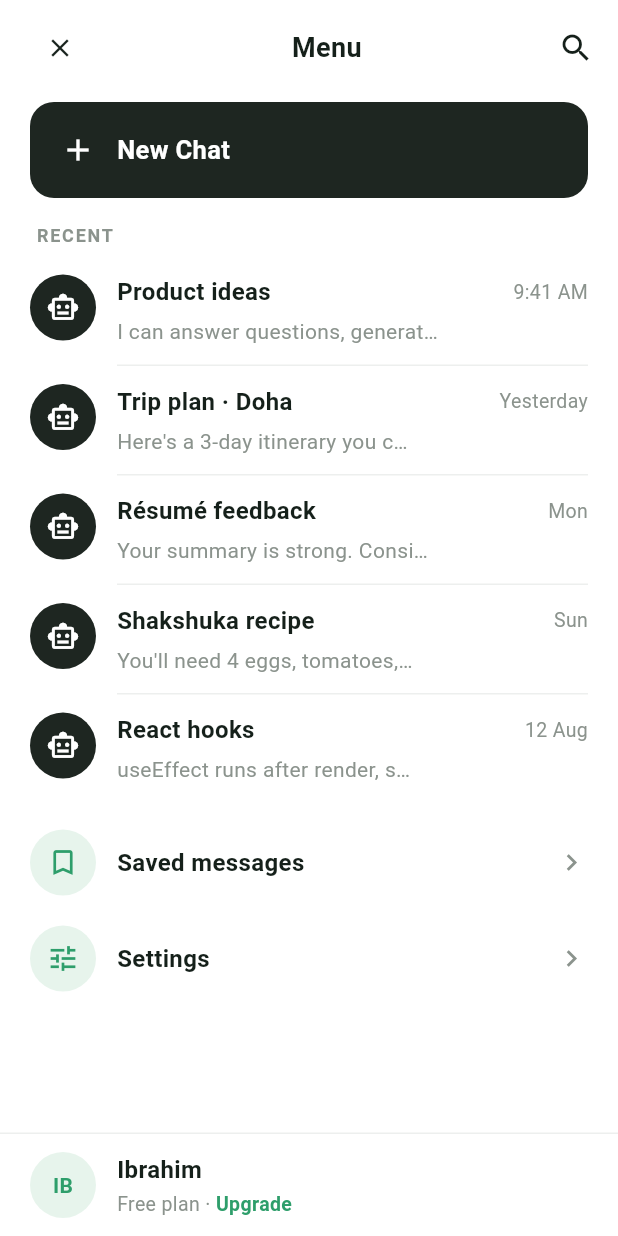
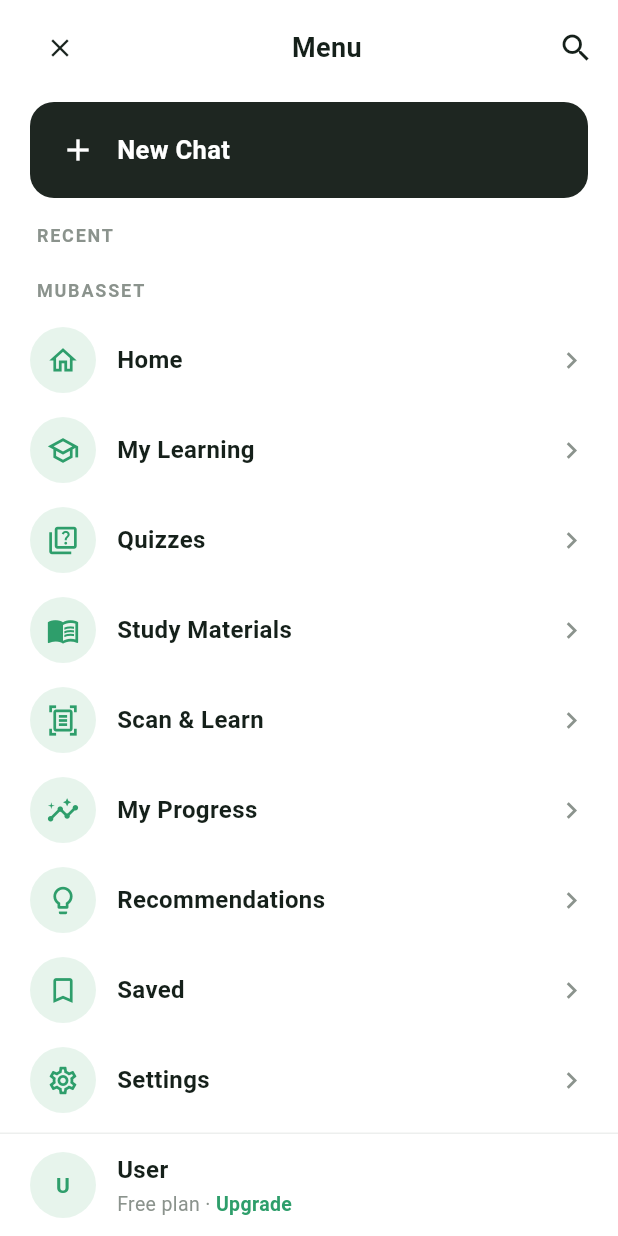
Before and after one commit to RashedKhalil7/Mubasset, a Flutter app: the MenuScreen screen opened directly, on a phone screen of 412 x 824 dp. Run offline on Flutter 3.47's test engine with Material 3 defaults, Android fonts, the light colour scheme and no system bars; our stand-ins replace flutter_secure_storage, flutter_svg, image_picker; accounts and stored records are empty; network calls fail.

Commit message:
edit menu screen

```diff
--- a/mobile/lib/screens/menu_screen.dart
+++ b/mobile/lib/screens/menu_screen.dart
@@ -1,12 +1,11 @@
-//flutter doctor -vimport 'package:flutter/material.dart';
+import 'package:flutter/material.dart';
+import 'package:flutter/cupertino.dart';
 
-import 'package:flutter/cupertino.dart';
-import 'package:flutter/material.dart';
+import '../services/api_service.dart';
 
-/// Standalone "Menu" screen (left screen of the Mubasset mockup).
-/// Run on its own with:  flutter run -t lib/menu_screen.dart
+/// Standalone "Menu" screen for the Mubasset app.
+/// Run on its own with: flutter run -t lib/menu_screen.dart
 /// Or drop `MenuScreen` into your app and delete `main` / `MenuApp` below.
-
 
 class MenuApp extends StatelessWidget {
   const MenuApp({super.key});
@@ -32,21 +31,54 @@ const _line = Color(0xFFEDEFEE);
 // ── Data ─────────────────────────────────────────────────────────────────
 class _Recent {
   final String title, preview, time;
+
   const _Recent(this.title, this.preview, this.time);
 }
 
-const _recents = <_Recent>[
-  _Recent('Product ideas', 'I can answer questions, generat…', '9:41 AM'),
-  _Recent('Trip plan · Doha', "Here's a 3-day itinerary you c…", 'Yesterday'),
-  _Recent('Résumé feedback', 'Your summary is strong. Consi…', 'Mon'),
-  _Recent('Shakshuka recipe', "You'll need 4 eggs, tomatoes,…", 'Sun'),
-  _Recent('React hooks', 'useEffect runs after render, s…', '12 Aug'),
-];
-
-class MenuScreen extends StatelessWidget {
+class MenuScreen extends StatefulWidget {
   const MenuScreen({super.key});
 
+  @override
+  State<MenuScreen> createState() => _MenuScreenState();
+}
 
+class _MenuScreenState extends State<MenuScreen> {
+  String _fullName = 'User';
+  String? _avatarUrl;
+  bool _isLoadingUser = true;
+
+  @override
+  void initState() {
+    super.initState();
+    _loadUser();
+  }
+
+  // ── Load logged-in user from Django ─────────────────────────────────────
+  Future<void> _loadUser() async {
+    try {
+      final data = await ApiService.getMe();
+
+      if (!mounted) return;
+
+      setState(() {
+        _fullName = data['fullName']?.toString().trim().isNotEmpty == true
+            ? data['fullName'].toString()
+            : 'User';
+
+        _avatarUrl = data['avatarUrl']?.toString();
+
+        _isLoadingUser = false;
+      });
+    } catch (e) {
+      if (!mounted) return;
+
+      setState(() {
+        _isLoadingUser = false;
+      });
+
+      debugPrint('Failed to load user: $e');
+    }
+  }
 
   @override
   Widget build(BuildContext context) {
@@ -77,22 +109,39 @@ class MenuScreen extends StatelessWidget {
                       ),
                     ),
                   ),
-                  for (int i = 0; i < _recents.length; i++) ...[
-                    _recentTile(_recents[i]),
-                    if (i != _recents.length - 1)
-                      const Padding(
-                        padding: EdgeInsets.only(left: 58),
-                        child: Divider(height: 1, thickness: 1, color: _line),
+
+                  const SizedBox(height: 14),
+
+                  const Padding(
+                    padding: EdgeInsets.only(left: 4, bottom: 8),
+                    child: Text(
+                      'MUBASSET',
+                      style: TextStyle(
+                        fontSize: 12,
+                        fontWeight: FontWeight.w600,
+                        letterSpacing: 1.2,
+                        color: _muted,
                       ),
-                  ],
-                  const SizedBox(height: 10),
-                  _navTile(Icons.bookmark_border, 'Saved messages'),
-                  const SizedBox(height: 4),
-                  _navTile(Icons.tune, 'Settings'),
+                    ),
+                  ),
+
+                  _navTile(Icons.home_outlined, 'Home'),
+                  _navTile(Icons.school_outlined, 'My Learning'),
+                  _navTile(Icons.quiz_outlined, 'Quizzes'),
+                  _navTile(Icons.menu_book_outlined, 'Study Materials'),
+                  _navTile(Icons.document_scanner_outlined, 'Scan & Learn'),
+                  _navTile(Icons.insights_outlined, 'My Progress'),
+                  _navTile(Icons.lightbulb_outline, 'Recommendations'),
+                  _navTile(Icons.bookmark_border, 'Saved'),
+                  _navTile(Icons.settings_outlined, 'Settings'),
                 ],
               ),
             ),
-            const Divider(height: 1, thickness: 1, color: _line),
+            const Divider(
+              height: 1,
+              thickness: 1,
+              color: _line,
+            ),
             _userRow(),
           ],
         ),
@@ -100,7 +149,7 @@ class MenuScreen extends StatelessWidget {
     );
   }
 
-  // ── Sections ─────────────────────────────────────────────────────────────
+  // ── Sections ────────────────────────────────────────────────────────────
   Widget _topBar(BuildContext context) {
     return Padding(
       padding: const EdgeInsets.fromLTRB(16, 8, 16, 8),
@@ -110,16 +159,28 @@ class MenuScreen extends StatelessWidget {
             onPressed: () {
               Navigator.pop(context);
             },
-            icon: const Icon(Icons.close, size: 20, color: _ink),
+            icon: const Icon(
+              Icons.close,
+              size: 20,
+              color: _ink,
+            ),
           ),
           const Expanded(
             child: Text(
               'Menu',
               textAlign: TextAlign.center,
-              style: TextStyle(fontSize: 18, fontWeight: FontWeight.w700, color: _ink),
+              style: TextStyle(
+                fontSize: 18,
+                fontWeight: FontWeight.w700,
+                color: _ink,
+              ),
             ),
           ),
-          const Icon(Icons.search, size: 24, color: _ink),
+          const Icon(
+            Icons.search,
+            size: 24,
+            color: _ink,
+          ),
         ],
       ),
     );
@@ -133,10 +194,17 @@ class MenuScreen extends StatelessWidget {
         borderRadius: BorderRadius.circular(16),
         onTap: () {},
         child: const Padding(
-          padding: EdgeInsets.symmetric(vertical: 20, horizontal: 20),
+          padding: EdgeInsets.symmetric(
+            vertical: 20,
+            horizontal: 20,
+          ),
           child: Row(
             children: [
-              Icon(Icons.add, color: Colors.white, size: 24),
+              Icon(
+                Icons.add,
+                color: Colors.white,
+                size: 24,
+              ),
               SizedBox(width: 14),
               Text(
                 'New Chat',
@@ -162,7 +230,11 @@ class MenuScreen extends StatelessWidget {
           const CircleAvatar(
             radius: 22,
             backgroundColor: _dark,
-            child: Icon(Icons.smart_toy_outlined, color: Colors.white, size: 22),
+            child: Icon(
+              Icons.smart_toy_outlined,
+              color: Colors.white,
+              size: 22,
+            ),
           ),
           const SizedBox(width: 14),
           Expanded(
@@ -184,7 +256,13 @@ class MenuScreen extends StatelessWidget {
                       ),
                     ),
                     const SizedBox(width: 8),
-                    Text(r.time, style: const TextStyle(fontSize: 13, color: _muted)),
+                    Text(
+                      r.time,
+                      style: const TextStyle(
+                        fontSize: 13,
+                        color: _muted,
+                      ),
+                    ),
                   ],
                 ),
                 const SizedBox(height: 5),
@@ -192,7 +270,10 @@ class MenuScreen extends StatelessWidget {
                   r.preview,
                   maxLines: 1,
                   overflow: TextOverflow.ellipsis,
-                  style: const TextStyle(fontSize: 14, color: _muted),
+                  style: const TextStyle(
+                    fontSize: 14,
+                    color: _muted,
+                  ),
                 ),
               ],
             ),
@@ -213,8 +294,15 @@ class MenuScreen extends StatelessWidget {
             Container(
               width: 44,
               height: 44,
-              decoration: const BoxDecoration(color: _mint, shape: BoxShape.circle),
-              child: Icon(icon, color: _green, size: 22),
+              decoration: const BoxDecoration(
+                color: _mint,
+                shape: BoxShape.circle,
+              ),
+              child: Icon(
+                icon,
+                color: _green,
+                size: 22,
+              ),
             ),
             const SizedBox(width: 14),
             Expanded(
@@ -227,42 +315,54 @@ class MenuScreen extends StatelessWidget {
                 ),
               ),
             ),
-            const Icon(Icons.chevron_right, color: _muted, size: 22),
+            const Icon(
+              Icons.chevron_right,
+              color: _muted,
+              size: 22,
+            ),
           ],
         ),
       ),
     );
   }
 
+  // ── User profile row ────────────────────────────────────────────────────
   Widget _userRow() {
     return Padding(
       padding: const EdgeInsets.fromLTRB(20, 12, 20, 12),
       child: Row(
         children: [
-          Container(
-            width: 44,
-            height: 44,
-            alignment: Alignment.center,
-            decoration: const BoxDecoration(color: _mint, shape: BoxShape.circle),
-            child: const Text(
-              'IB',
-              style: TextStyle(color: _green, fontWeight: FontWeight.w700, fontSize: 14),
-            ),
-          ),
+          _buildAvatar(),
+
           const SizedBox(width: 14),
+
           Expanded(
             child: Column(
               crossAxisAlignment: CrossAxisAlignment.start,
               children: [
-                const Text(
-                  'Ibrahim',
-                  style: TextStyle(fontSize: 16, fontWeight: FontWeight.w700, color: _ink),
+                Text(
+                  _isLoadingUser ? 'Loading...' : _fullName,
+                  maxLines: 1,
+                  overflow: TextOverflow.ellipsis,
+                  style: const TextStyle(
+                    fontSize: 16,
+                    fontWeight: FontWeight.w700,
+                    color: _ink,
+                  ),
                 ),
+
                 const SizedBox(height: 2),
-                Row(
+
+                const Row(
                   children: [
-                    const Text('Free plan · ', style: TextStyle(fontSize: 13, color: _muted)),
-                    const Text(
+                    Text(
+                      'Free plan · ',
+                      style: TextStyle(
+                        fontSize: 13,
+                        color: _muted,
+                      ),
+                    ),
+                    Text(
                       'Upgrade',
                       style: TextStyle(
                         fontSize: 13,
@@ -279,4 +379,54 @@ class MenuScreen extends StatelessWidget {
       ),
     );
   }
+
+  // ── Profile avatar ──────────────────────────────────────────────────────
+  Widget _buildAvatar() {
+    // User has an uploaded avatar
+    if (_avatarUrl != null && _avatarUrl!.isNotEmpty) {
+      return CircleAvatar(
+        radius: 22,
+        backgroundColor: _mint,
+        backgroundImage: NetworkImage(_avatarUrl!),
+      );
+    }
+
+    // No avatar → show initials
+    return Container(
+      width: 44,
+      height: 44,
+      alignment: Alignment.center,
+      decoration: const BoxDecoration(
+        color: _mint,
+        shape: BoxShape.circle,
+      ),
+      child: Text(
+        _getInitials(_fullName),
+        style: const TextStyle(
+          color: _green,
+          fontWeight: FontWeight.w700,
+          fontSize: 14,
+        ),
+      ),
+    );
+  }
+
+  // ── Generate initials from user's name ──────────────────────────────────
+  String _getInitials(String name) {
+    final parts = name
+        .trim()
+        .split(RegExp(r'\s+'))
+        .where((part) => part.isNotEmpty)
+        .toList();
+
+    if (parts.isEmpty) {
+      return 'U';
+    }
+
+    if (parts.length == 1) {
+      return parts[0][0].toUpperCase();
+    }
+
+    return '${parts[0][0]}${parts[1][0]}'.toUpperCase();
+  }
 }
```
